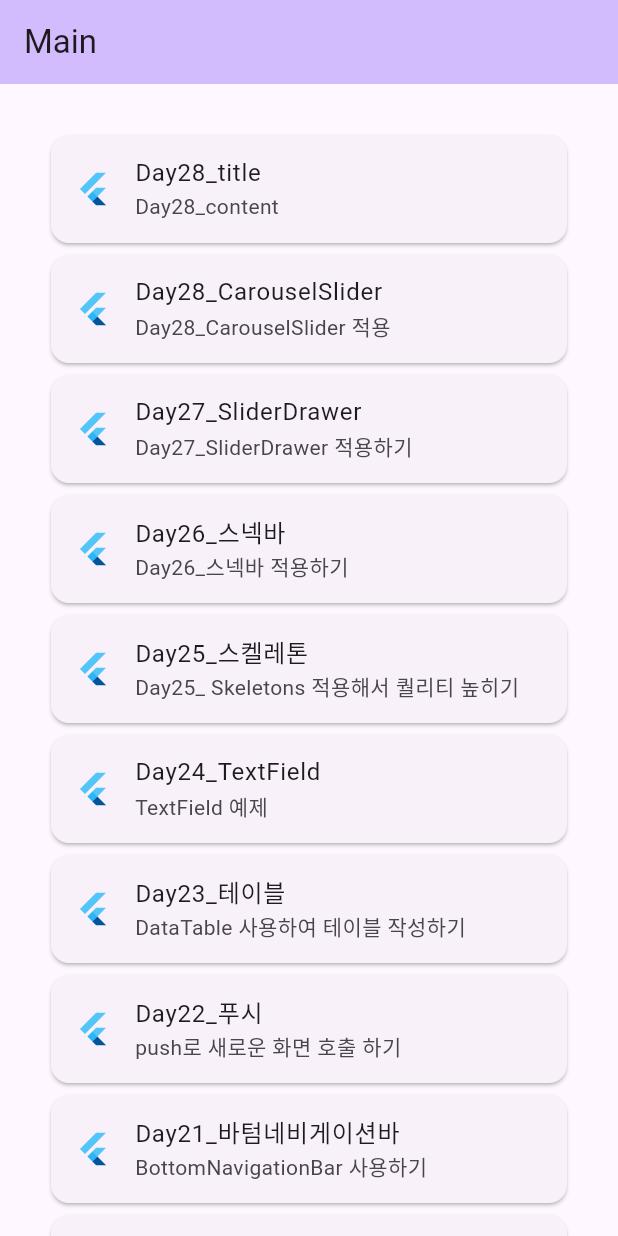
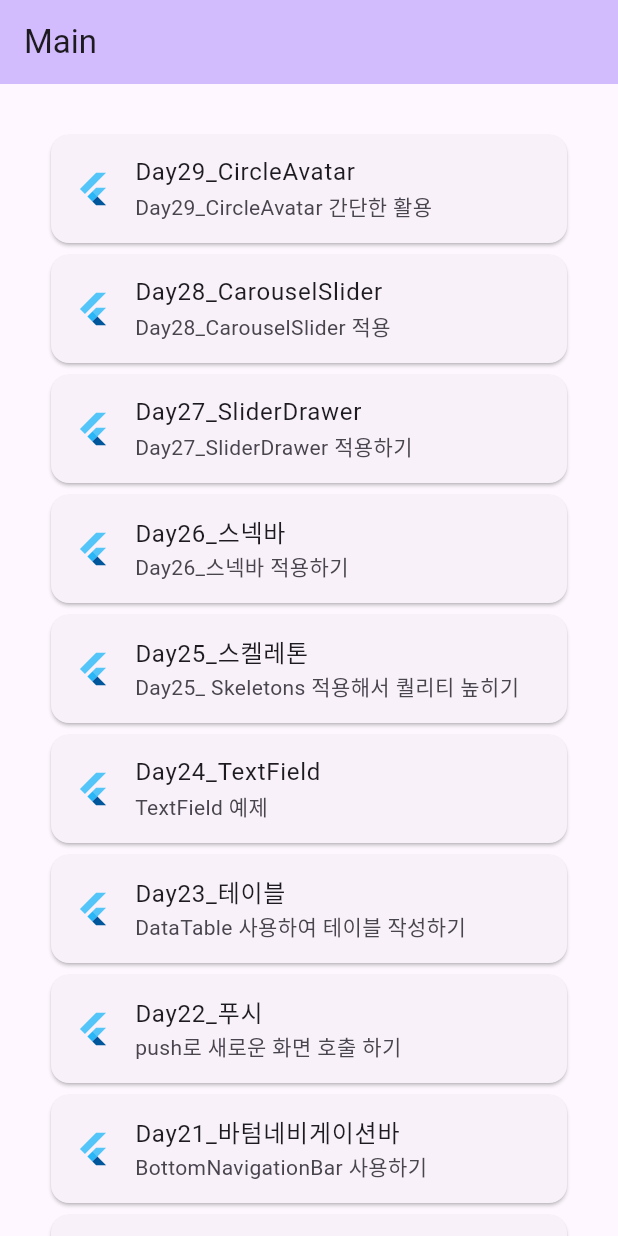
Before and after one commit to junselee42/flutter_study, a Flutter app: the screen it shows after launch, on a phone screen of 412 x 824 dp. Run offline on Flutter 3.47's test engine with Material 2 defaults, Android fonts, the phone set to English and light mode, and no system bars; our stand-ins replace carousel_slider, dio, flutter_slider_drawer, skeletons.

Commit message:
update: updated ex28 -CircleAvatar 활용1

```diff
--- a/lib/main.dart
+++ b/lib/main.dart
@@ -46,8 +46,8 @@ class _MyHomePageState extends State<MyHomePage> {
           Card(
             child: ListTile(
               leading: const FlutterLogo(),
-              title: const Text('Day28_title'),
-              subtitle: const Text('Day28_content'),
+              title: const Text('Day29_CircleAvatar'),
+              subtitle: const Text('Day29_CircleAvatar 간단한 활용'),
               hoverColor: Colors.purple,
               onTap: () {
                 Navigator.of(context).pushNamed('/twentyninth');
```
Also changed, not shown: lib/router/pages/twentynine.dart (+27 -1 lines).
